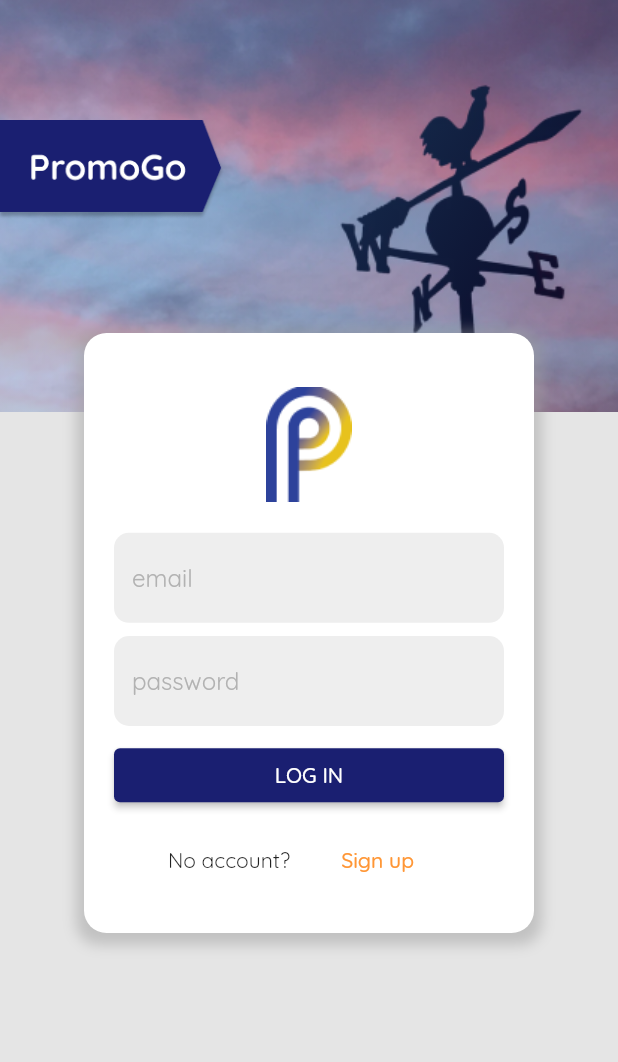
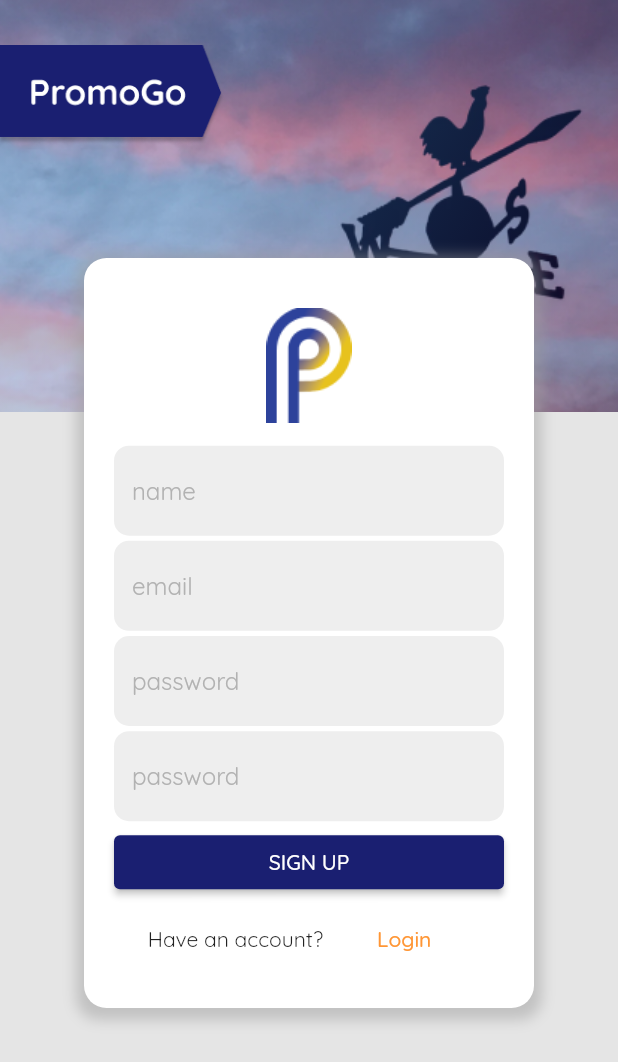
Before and after one commit to jon-chua/PromoGo, a Flutter app: the Register screen opened by its route, on a phone screen of 412 x 824 dp. Shown: the top 1062 px of the screen. Run offline on Flutter 3.47's test engine with Material 2 defaults, Android fonts, the phone set to English and light mode, and no system bars; our stand-ins replace firebase_auth, google_fonts; accounts and stored records are empty.

Commit message:
Render image, fix register screen

```diff
--- a/promo_go/lib/screens/authenticate/register.dart
+++ b/promo_go/lib/screens/authenticate/register.dart
@@ -2,6 +2,7 @@ import 'package:flutter/material.dart';
 import 'package:promogo/services/auth.dart';
 import 'package:promogo/shared/constants.dart';
 
+import './sign_in.dart';
 import '../../widgets/white_card.dart';
 import '../../widgets/custom_text_field.dart';
 
@@ -18,6 +19,12 @@ class Register extends StatefulWidget {
 class _RegisterState extends State<Register> {
   final AuthService _auth = AuthService();
   final _formKey = GlobalKey<FormState>();
+
+  // Text field state
+  String email = '';
+  String password = '';
+  String name = '';
+  String confirmPassword = '';
 
   @override
   Widget build(BuildContext context) {
@@ -52,7 +59,7 @@ class _RegisterState extends State<Register> {
             ),
           ),
           Positioned(
-            top: 80,
+            top: 30,
             left: 0,
             width: 150,
             child: Container(
@@ -66,7 +73,9 @@ class _RegisterState extends State<Register> {
           ),
           Center(
             child: WhiteCard(
-              Form(
+              width: 300,
+              height: 500,
+              childWidget: Form(
                 key: _formKey,
                 child: Column(
                   mainAxisAlignment: MainAxisAlignment.spaceAround,
@@ -77,10 +86,23 @@ class _RegisterState extends State<Register> {
                       height: 100,
                     ),
                     CustomTextField(
+                      hintText: 'name',
+                      textInputType: TextInputType.text,
+                      obscureText: false,
+                      validator: (val) =>
+                          val.length < 6 ? 'Enter a name' : null,
+                      onChanged: (val) {
+                        setState(() => name = val);
+                      },
+                    ),
+                    CustomTextField(
                       hintText: 'email',
                       textInputType: TextInputType.emailAddress,
                       obscureText: false,
                       validator: (val) => val.isEmpty ? 'Enter an email' : null,
+                      onChanged: (val) {
+                        setState(() => email = val);
+                      },
                     ),
                     CustomTextField(
                       hintText: 'password',
@@ -89,6 +111,19 @@ class _RegisterState extends State<Register> {
                       validator: (val) => val.length < 6
                           ? 'Enter a password 6+ chars long'
                           : null,
+                      onChanged: (val) {
+                        setState(() => password = val);
+                      },
+                    ),
+                    CustomTextField(
+                      hintText: 'password',
+                      textInputType: TextInputType.text,
+                      obscureText: true,
+                      validator: (val) =>
+                          val == password ? 'Passwords do not match' : null,
+                      onChanged: (val) {
+                        setState(() => confirmPassword = val);
+                      },
                     ),
                     ConstrainedBox(
                       constraints:
@@ -113,7 +148,7 @@ class _RegisterState extends State<Register> {
 //                          },
                         },
                         child: Text(
-                          'LOG IN',
+                          'SIGN UP',
                           style: TextStyle(
                             color: Colors.white,
                           ),
@@ -123,12 +158,15 @@ class _RegisterState extends State<Register> {
                     Row(
                       mainAxisAlignment: MainAxisAlignment.center,
                       children: <Widget>[
-                        Text('No account?'),
+                        Text('Have an account?'),
                         SizedBox(width: 10),
                         FlatButton(
-                          onPressed: () {},
+                          onPressed: () {
+                            Navigator.of(context)
+                                .pushReplacementNamed(SignIn.routeName);
+                          },
                           child: Text(
-                            'Sign up',
+                            'Login',
                             style: TextStyle(
                               color: Color(0xFFFF9635),
                             ),
--- a/promo_go/lib/screens/authenticate/sign_in.dart
+++ b/promo_go/lib/screens/authenticate/sign_in.dart
@@ -1,4 +1,5 @@
 import 'package:flutter/material.dart';
+
 import '../../services/auth.dart';
 import '../../shared/constants.dart';
 import './register.dart';
--- a/promo_go/lib/widgets/custom_text_field.dart
+++ b/promo_go/lib/widgets/custom_text_field.dart
@@ -5,12 +5,14 @@ class CustomTextField extends StatelessWidget {
   final TextInputType textInputType;
   final bool obscureText;
   final FormFieldValidator validator;
+  final ValueChanged<String> onChanged;
 
   CustomTextField({
     @required this.hintText,
     @required this.textInputType,
     @required this.obscureText,
     @required this.validator,
+    @required this.onChanged,
   });
 
   @override
@@ -19,6 +21,7 @@ class CustomTextField extends StatelessWidget {
       keyboardType: textInputType,
       obscureText: obscureText,
       validator: validator,
+      onChanged: onChanged,
       decoration: InputDecoration(
         hintText: hintText,
         hintStyle: TextStyle(
--- a/promo_go/lib/widgets/white_card.dart
+++ b/promo_go/lib/widgets/white_card.dart
@@ -2,14 +2,20 @@ import 'package:flutter/material.dart';
 
 class WhiteCard extends StatelessWidget {
   final Widget childWidget;
+  final double width;
+  final double height;
 
-  WhiteCard(this.childWidget);
+  WhiteCard({
+    @required this.width,
+    @required this.height,
+    @required this.childWidget,
+  });
 
   @override
   Widget build(BuildContext context) {
     return Container(
-      width: 300,
-      height: 400,
+      width: width,
+      height: height,
       padding: EdgeInsets.all(20),
       margin: EdgeInsets.only(top: 20),
       decoration: BoxDecoration(
--- a/promo_go/pubspec.yaml
+++ b/promo_go/pubspec.yaml
@@ -55,7 +55,7 @@ flutter:
 
   # To add assets to your application, add an assets section, like this:
   assets:
-     - assets/images/
+    - assets/images/
 
   # An image asset can refer to one or more resolution-specific "variants", see
   # https://flutter.dev/assets-and-images/#resolution-aware.
```
